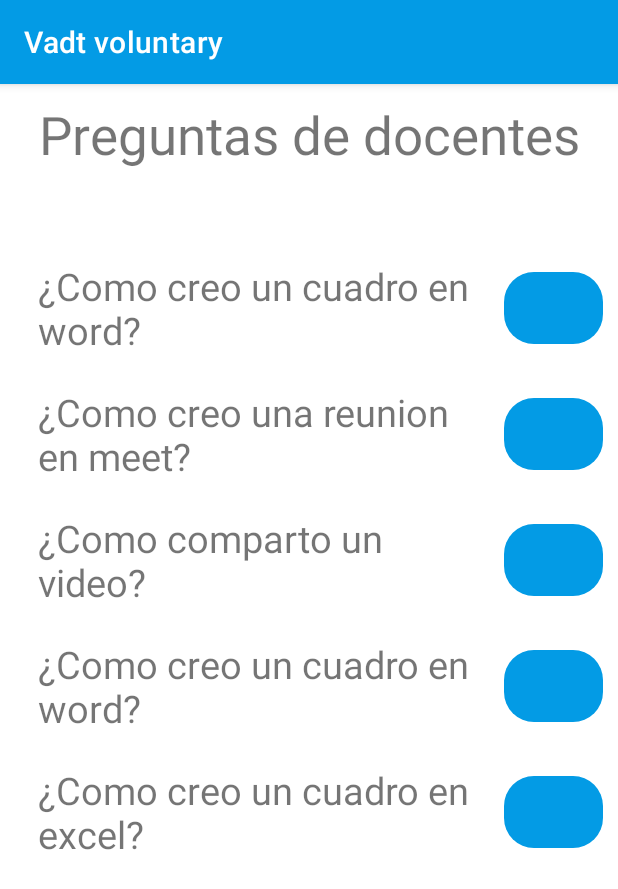
After one commit to abrahamluiss/M.A.Tec, an Android app: the VerProblemasActivity screen opened directly, with no data from a screen before it, on a phone screen of 412 x 824 dp. The commit adds this screen. Shown: the top 889 px of the screen. Run offline under Robolectric (Android 15) with nearby library versions, the light colour scheme and no system bars.

Commit message:
layotus voluntario

```diff
--- a/Voluntario/app/build.gradle
+++ b/Voluntario/app/build.gradle
@@ -38,4 +38,5 @@ dependencies {
     androidTestImplementation 'androidx.test.espresso:espresso-core:3.3.0'
     implementation platform('com.google.firebase:firebase-bom:26.0.0')
     implementation 'com.google.firebase:firebase-analytics'
+    implementation 'com.android.suport:cardview-v7:25.3.1'
 }
--- a/Voluntario/app/src/main/AndroidManifest.xml
+++ b/Voluntario/app/src/main/AndroidManifest.xml
@@ -9,7 +9,9 @@
         android:roundIcon="@mipmap/ic_launcher_round"
         android:supportsRtl="true"
         android:theme="@style/Theme.VadtVoluntary">
-        <activity android:name=".RegistroActivity"></activity>
+        <activity android:name=".ComentariosActivity"></activity>
+        <activity android:name=".VerProblemasActivity" />
+        <activity android:name=".RegistroActivity" />
         <activity android:name=".MainActivity">
             <intent-filter>
                 <action android:name="android.intent.action.MAIN" />
--- /dev/null
+++ b/Voluntario/app/src/main/java/edu/pe/continental/vadt/voluntary/VerProblemasActivity.java
@@ -0,0 +1,14 @@
+package edu.pe.continental.vadt.voluntary;
+
+import androidx.appcompat.app.AppCompatActivity;
+
+import android.os.Bundle;
+
+public class VerProblemasActivity extends AppCompatActivity {
+
+    @Override
+    protected void onCreate(Bundle savedInstanceState) {
+        super.onCreate(savedInstanceState);
+        setContentView(R.layout.activity_ver_problemas);
+    }
+}
--- /dev/null
+++ b/Voluntario/app/src/main/res/layout/activity_ver_problemas.xml
@@ -0,0 +1,146 @@
+<?xml version="1.0" encoding="utf-8"?>
+<androidx.coordinatorlayout.widget.CoordinatorLayout xmlns:android="http://schemas.android.com/apk/res/android"
+    xmlns:app="http://schemas.android.com/apk/res-auto"
+    xmlns:tools="http://schemas.android.com/tools"
+    android:layout_width="match_parent"
+    android:fitsSystemWindows="true"
+    android:layout_height="match_parent"
+    tools:context=".VerProblemasActivity">
+
+    <LinearLayout
+        android:layout_width="match_parent"
+        android:layout_height="match_parent"
+        android:orientation="vertical"
+        >
+        <TextView
+            android:layout_width="match_parent"
+            android:layout_height="wrap_content"
+            android:layout_margin="10sp"
+            android:text="Preguntas de docentes"
+            android:gravity="center"
+            android:textSize="35sp"
+            />
+
+        <Space
+            android:layout_width="match_parent"
+            android:layout_height="40dp"/>
+        <LinearLayout
+            android:layout_width="match_parent"
+            android:layout_height="match_parent"
+            android:orientation="vertical">
+            <LinearLayout
+                android:layout_width="match_parent"
+                android:layout_height="wrap_content"
+                android:layout_margin="10sp"
+                android:orientation="horizontal">
+                <TextView
+                    android:layout_width="match_parent"
+                    android:layout_height="wrap_content"
+                    android:layout_weight="3"
+                    android:text="¿Como creo un cuadro en word?"
+                    android:textSize="25sp"
+                    android:layout_marginLeft="15dp"
+                    android:layout_marginRight="15dp"/>
+                <Button
+                    android:layout_width="wrap_content"
+                    android:layout_height="wrap_content"
+                    android:layout_gravity="center"
+                    android:layout_weight="1"
+                    android:background="@drawable/rounded_button"/>
+
+
+            </LinearLayout>
+            <LinearLayout
+                android:layout_width="match_parent"
+                android:layout_height="wrap_content"
+                android:layout_margin="10sp"
+                android:orientation="horizontal">
+                <TextView
+                    android:layout_width="match_parent"
+                    android:layout_height="wrap_content"
+                    android:layout_weight="3"
+                    android:text="¿Como creo una reunion en meet?"
+                    android:textSize="25sp"
+                    android:layout_marginLeft="15dp"
+                    android:layout_marginRight="15dp"/>
+                <Button
+                    android:layout_width="wrap_content"
+                    android:layout_height="wrap_content"
+                    android:layout_gravity="center"
+                    android:layout_weight="1"
+                    android:background="@drawable/rounded_button"/>
+
+
+            </LinearLayout>
+            <LinearLayout
+                android:layout_width="match_parent"
+                android:layout_height="wrap_content"
+                android:layout_margin="10sp"
+                android:orientation="horizontal">
+                <TextView
+                    android:layout_width="match_parent"
+                    android:layout_height="wrap_content"
+                    android:layout_weight="3"
+                    android:text="¿Como comparto un video?"
+                    android:textSize="25sp"
+                    android:layout_marginLeft="15dp"
+                    android:layout_marginRight="15dp"/>
+                <Button
+                    android:layout_width="wrap_content"
+                    android:layout_height="wrap_content"
+                    android:layout_gravity="center"
+                    android:layout_weight="1"
+                    android:background="@drawable/rounded_button"/>
+
+
+            </LinearLayout>
+            <LinearLayout
+                android:layout_width="match_parent"
+                android:layout_height="wrap_content"
+                android:layout_margin="10sp"
+                android:orientation="horizontal">
+                <TextView
+                    android:layout_width="match_parent"
+                    android:layout_height="wrap_content"
+                    android:layout_weight="3"
+                    android:text="¿Como creo un cuadro en word?"
+                    android:textSize="25sp"
+                    android:layout_marginLeft="15dp"
+                    android:layout_marginRight="15dp"/>
+                <Button
+                    android:layout_width="wrap_content"
+                    android:layout_height="wrap_content"
+                    android:layout_gravity="center"
+                    android:layout_weight="1"
+                    android:background="@drawable/rounded_button"/>
+
+
+            </LinearLayout>
+            <LinearLayout
+                android:layout_width="match_parent"
+                android:layout_height="wrap_content"
+                android:layout_margin="10sp"
+                android:orientation="horizontal">
+                <TextView
+                    android:layout_width="match_parent"
+                    android:layout_height="wrap_content"
+                    android:layout_weight="3"
+                    android:text="¿Como creo un cuadro en excel?"
+                    android:textSize="25sp"
+                    android:layout_marginLeft="15dp"
+                    android:layout_marginRight="15dp"/>
+                <Button
+                    android:layout_width="wrap_content"
+                    android:layout_height="wrap_content"
+                    android:layout_gravity="center"
+                    android:layout_weight="1"
+                    android:background="@drawable/rounded_button"/>
+
+
+            </LinearLayout>
+
+
+        </LinearLayout>
+
+    </LinearLayout>
+</androidx.coordinatorlayout.widget.CoordinatorLayout>
```
Also changed, not shown: Voluntario/app/src/main/java/edu/pe/continental/vadt/voluntary/ComentariosActivity.java (added, +14 -0 lines), Voluntario/app/src/main/res/layout/activity_comentarios.xml (added, +171 -0 lines), Voluntario/app/src/main/res/layout/activity_main.xml (+0 -61 lines), Voluntario/app/src/main/res/drawable/kahoot.png (added), Voluntario/app/src/main/res/drawable/powerpoint.png (added), Voluntario/app/src/main/res/drawable/word.png (added).
